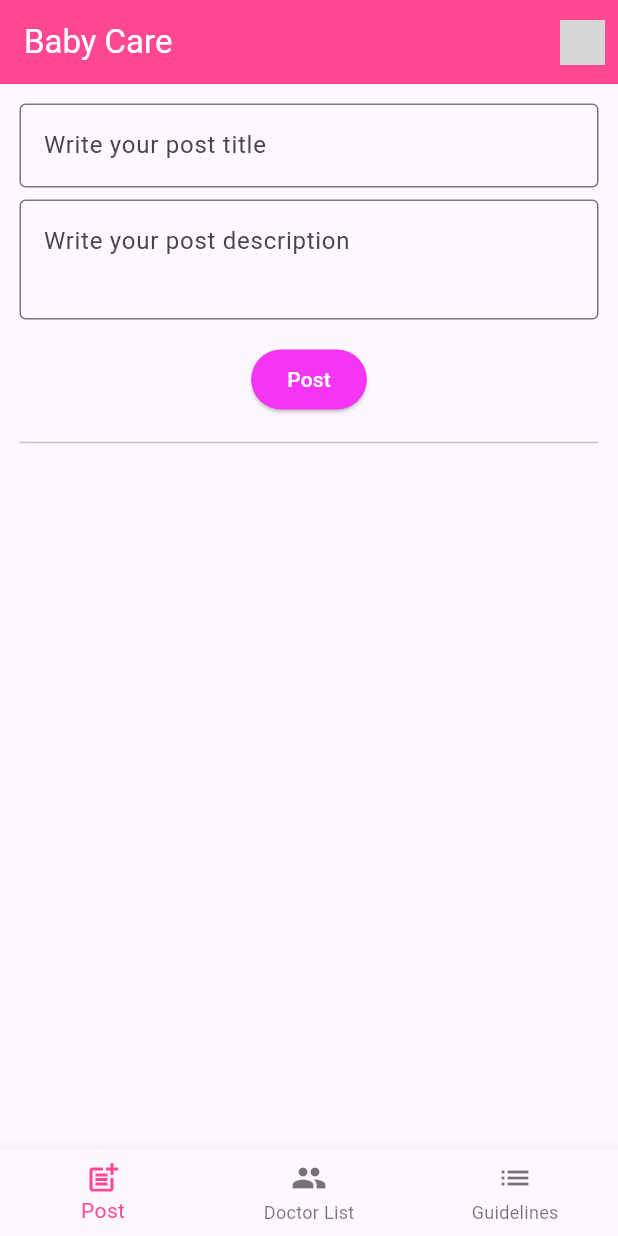
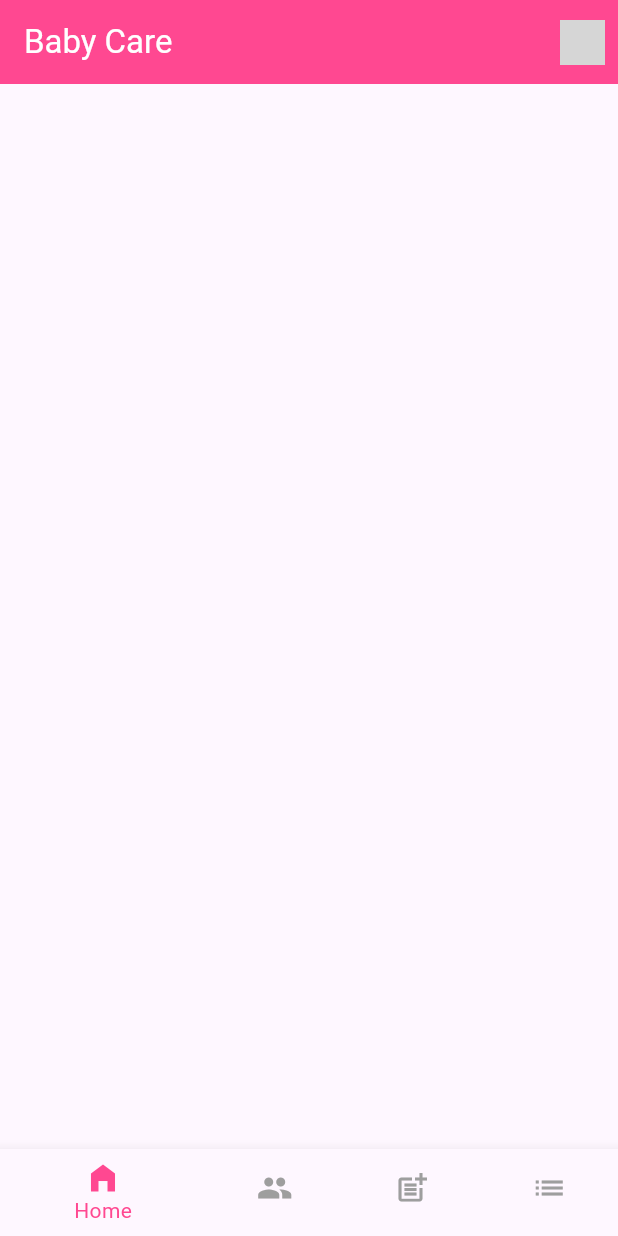
Before and after one commit to Tanbir-Ahmed-Momin/baby-care, a Flutter app: the HomePage screen opened directly, on a phone screen of 412 x 824 dp. Run offline on Flutter 3.47's test engine with Material 2 defaults, Android fonts, the light colour scheme and no system bars; our stand-ins replace cloud_firestore, firebase_auth, firebase_core, firebase_storage, image_picker; accounts and stored records are empty; network calls fail; grey boxes are pictures that could not be loaded.

Commit message:
post add

```diff
--- a/lib/screens/home.dart
+++ b/lib/screens/home.dart
@@ -7,6 +7,7 @@ import 'package:baby_care/function/profile.dart';
 import 'package:baby_care/model/post_model.dart';
 import 'package:baby_care/model/userModel.dart';
 import 'package:baby_care/screens/post_details.dart';
+import 'package:baby_care/screens/post_submission_page.dart';
 import 'package:flutter/material.dart';
 
 class HomePage extends StatefulWidget {
@@ -25,6 +26,7 @@ class _HomePageState extends State<HomePage> {
   final List<Widget> _pages = [
     PostPage(),
     DoctorListPage(),
+    PostSubmissionPage(),
     GuidelinesPage(),
   ];
 
@@ -68,6 +70,7 @@ class _HomePageState extends State<HomePage> {
       body: _pages[_currentIndex],
       bottomNavigationBar: BottomNavigationBar(
         selectedItemColor: const Color(0xFFFF4891),
+        unselectedItemColor: Colors.grey,
         currentIndex: _currentIndex,
         onTap: (int index) {
           setState(() {
@@ -77,15 +80,21 @@ class _HomePageState extends State<HomePage> {
         items: const [
           BottomNavigationBarItem(
             icon: Icon(
-              Icons.post_add,
+              Icons.home_filled,
             ),
-            label: 'Post',
+            label: 'Home',
           ),
           BottomNavigationBarItem(
             icon: Icon(
               Icons.people,
             ),
             label: 'Doctor List',
+          ),
+          BottomNavigationBarItem(
+            icon: Icon(
+              Icons.post_add,
+            ),
+            label: 'Post',
           ),
           BottomNavigationBarItem(
             icon: Icon(
@@ -126,54 +135,6 @@ class _PostPageState extends State<PostPage> {
   Widget build(BuildContext context) {
     return Padding(
       padding: const EdgeInsets.all(13.0),
-      child: Column(
-        children: [
-          TextField(
-            controller: _postTitleController,
-            decoration: const InputDecoration(
-              hintText: 'Write your post title',
-              border: OutlineInputBorder(),
-            ),
-          ),
-          const SizedBox(
-            height: 8.0,
-          ),
-          TextField(
-            controller: _postController,
-            minLines: 2,
-            maxLines: 4,
-            decoration: const InputDecoration(
-              hintText: 'Write your post description',
-              border: OutlineInputBorder(),
-            ),
-          ),
-          const SizedBox(height: 16.0), // Adding some vertical spacing
-          ElevatedButton(
-            onPressed: () async {
-              if (_postController.text.isNotEmpty &&
-                  _postTitleController.text.isNotEmpty) {
-                var postModel = PostModel(
-                    userId: AppApi.firebaseAuth.currentUser!.uid,
-                    postedBy:
-                        AppApi.firebaseAuth.currentUser!.displayName ?? 'Guest',
-                    details: _postController.text,
-                    time: DateTime.now().microsecondsSinceEpoch,
-                    title: _postTitleController.text);
-                await AppApi.postAPost(postModel);
-                _postController.clear();
-                _postTitleController.clear();
-              }
-            },
-            style: ElevatedButton.styleFrom(
-              backgroundColor: Color.fromARGB(
-                  255, 244, 54, 244), // Replace with the desired color
-            ),
-            child: Text('Post'),
-          ),
-          const SizedBox(height: 10.0),
-
-          const Divider(),
-          Expanded(
       child: StreamBuilder(
         stream: AppApi.getPosts(),
         builder: (context, snapshot) {
@@ -202,9 +163,6 @@ class _PostPageState extends State<PostPage> {
               }
           }
         },
-            ),
-          )
-        ],
       ),
     );
   }
```
Also changed, not shown: lib/screens/post_submission_page.dart (added, +70 -0 lines). Lines whose indentation alone changed are shown as unchanged.
